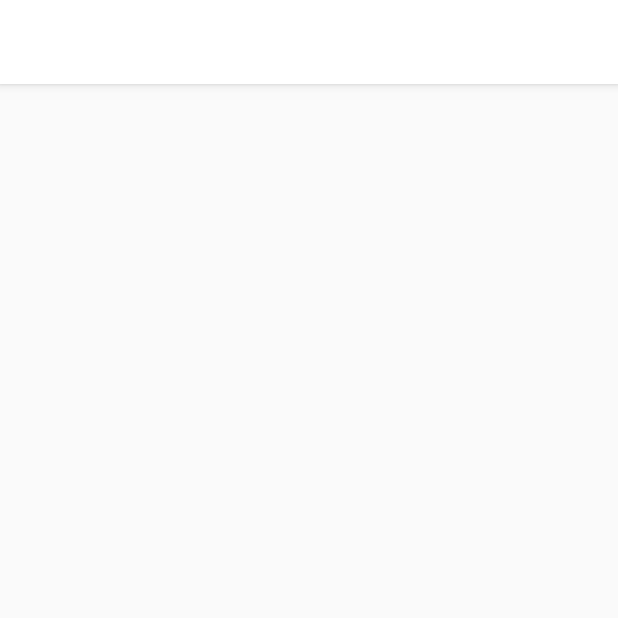
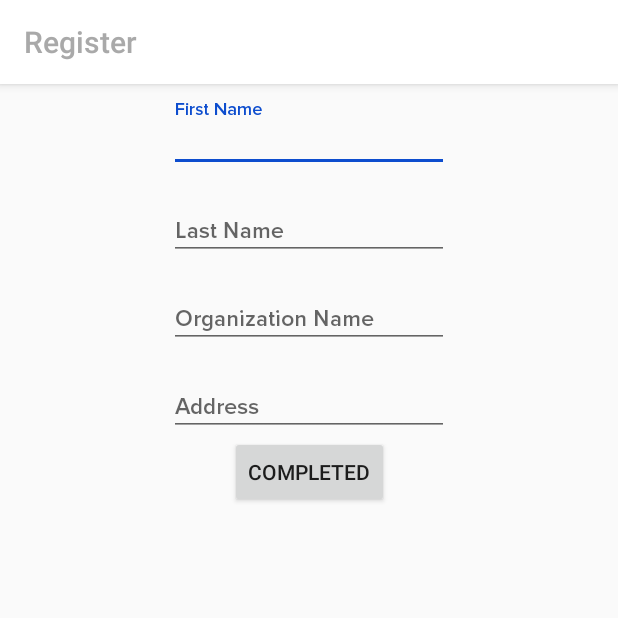
Before and after one commit to tanmay777/RentRide, an Android app: the RegisterActivity screen opened directly, with no data from a screen before it, on a phone screen of 412 x 824 dp, the top half of it. Run offline under Robolectric (Android 15) with nearby library versions, the light colour scheme and no system bars; our stand-ins replace Firebase (no records; nobody signed in at launch, a user with empty details on screens opened directly).

Commit message:
User Registration Completed

```diff
--- a/app/src/main/java/com/example/tanmay/rentbaazvehicleadministration/Entity/Login/LoginActivity.kt
+++ b/app/src/main/java/com/example/tanmay/rentbaazvehicleadministration/Entity/Login/LoginActivity.kt
@@ -13,6 +13,7 @@ import android.text.TextUtils
 import android.util.Log
 import android.widget.Toast
 import com.example.tanmay.rentbaazvehicleadministration.Entity.Home.HomeActivity
+import com.example.tanmay.rentbaazvehicleadministration.Entity.Register.RegisterActivity
 import com.example.tanmay.rentbaazvehicleadministration.R
 import com.firebase.ui.auth.AuthUI
 import com.firebase.ui.auth.ErrorCodes
@@ -147,7 +148,9 @@ class LoginActivity : AppCompatActivity() {
                         // Sign in success, update UI with the signed-in user's information
                         showSnackbar("Sign in with Credentials: successful")
                         val user = task.result.user
-                        startActivity(Intent(this, HomeActivity::class.java))
+                        var intent:Intent=Intent(this, RegisterActivity::class.java)
+                        intent.putExtra("phone_number",login_phone_number.text.toString())
+                        startActivity(intent)
                     } else {
                         // Sign in failed, display a message and update the UI
                         showSnackbar("Sign in with Credentials: failed")
--- a/app/src/main/java/com/example/tanmay/rentbaazvehicleadministration/Entity/Register/RegisterActivity.kt
+++ b/app/src/main/java/com/example/tanmay/rentbaazvehicleadministration/Entity/Register/RegisterActivity.kt
@@ -1,12 +1,44 @@
 package com.example.tanmay.rentbaazvehicleadministration.Entity.Register
 
+import android.content.Intent
 import android.support.v7.app.AppCompatActivity
 import android.os.Bundle
+import android.text.Html
+import android.widget.Toast
+import com.example.tanmay.rentbaazvehicleadministration.Entity.Home.HomeActivity
+import com.example.tanmay.rentbaazvehicleadministration.R
+import kotlinx.android.synthetic.main.activity_register.*
+import com.example.tanmay.rentbaazvehicleadministration.Entity.Register.User
+import com.google.firebase.firestore.CollectionReference
+import com.google.firebase.firestore.DocumentReference
+import com.google.firebase.firestore.FirebaseFirestore
 
 class RegisterActivity : AppCompatActivity() {
+
+    lateinit var userDocumentReference: CollectionReference
 
     override fun onCreate(savedInstanceState: Bundle?) {
         super.onCreate(savedInstanceState)
         setContentView(R.layout.activity_register)
+        supportActionBar!!.title= Html.fromHtml("<font color=\"#a9a9a9\">Register</font>")
+        userDocumentReference = FirebaseFirestore.getInstance().collection("users")
+    }
+
+    override fun onStart() {
+        super.onStart()
+        completed_button.setOnClickListener {
+            val user = User(first_name.text.toString(), last_name.text.toString(), intent.getStringExtra("phone_number"), organization_name.text.toString(), address.text.toString())
+            try {
+                userDocumentReference.document(intent.getStringExtra("phone_number")).set(user).addOnSuccessListener {
+                    void:Void?->Toast.makeText(this, "Successfully uploaded to the database", Toast.LENGTH_SHORT).show()
+                    startActivity(Intent(this,HomeActivity::class.java))
+                }.addOnFailureListener { exception: java.lang.Exception ->
+                    Toast.makeText(this, exception.toString(), Toast.LENGTH_SHORT).show()
+                }
+            } catch (e: Exception) {
+                Toast.makeText(this, e.toString(), Toast.LENGTH_SHORT).show()
+            }
+
+        }
     }
 }
--- /dev/null
+++ b/app/src/main/java/com/example/tanmay/rentbaazvehicleadministration/Entity/Register/User.kt
@@ -0,0 +1,3 @@
+package com.example.tanmay.rentbaazvehicleadministration.Entity.Register
+
+data class User(val first_name:String,val last_name:String,val phone_number:String,val organization:String,val address:String)
--- a/app/src/main/res/layout/activity_register.xml
+++ b/app/src/main/res/layout/activity_register.xml
@@ -6,4 +6,89 @@
     android:layout_height="match_parent"
     tools:context=".Entity.Register.RegisterActivity">
 
+    <android.support.design.widget.TextInputLayout
+        android:id="@+id/layout_first_name"
+        android:layout_width="wrap_content"
+        android:layout_height="wrap_content"
+        android:layout_margin="10dp"
+        app:layout_constraintStart_toStartOf="parent"
+        app:layout_constraintEnd_toEndOf="parent"
+        app:layout_constraintTop_toTopOf="parent">
+
+        <android.support.design.widget.TextInputEditText
+            android:layout_width="match_parent"
+            android:ems="10"
+            android:layout_height="wrap_content"
+            android:fontFamily="@font/proxima_nova_semibold"
+            android:hint="First Name"
+            android:id="@+id/first_name"
+            android:textSize="15sp" />
+    </android.support.design.widget.TextInputLayout>
+
+    <android.support.design.widget.TextInputLayout
+        android:id="@+id/layout_last_name"
+        android:layout_width="wrap_content"
+        android:layout_height="wrap_content"
+        android:layout_margin="10dp"
+        app:layout_constraintStart_toStartOf="parent"
+        app:layout_constraintEnd_toEndOf="parent"
+        app:layout_constraintTop_toBottomOf="@id/layout_first_name">
+
+        <android.support.design.widget.TextInputEditText
+            android:layout_width="match_parent"
+            android:ems="10"
+            android:layout_height="wrap_content"
+            android:fontFamily="@font/proxima_nova_semibold"
+            android:hint="Last Name"
+            android:id="@+id/last_name"
+            android:textSize="15sp" />
+    </android.support.design.widget.TextInputLayout>
+
+    <android.support.design.widget.TextInputLayout
+        android:id="@+id/layout_organization_name"
+        android:layout_width="wrap_content"
+        android:layout_height="wrap_content"
+        android:layout_margin="10dp"
+        app:layout_constraintStart_toStartOf="parent"
+        app:layout_constraintEnd_toEndOf="parent"
+        app:layout_constraintTop_toBottomOf="@id/layout_last_name">
+
+        <android.support.design.widget.TextInputEditText
+            android:layout_width="match_parent"
+            android:ems="10"
+            android:layout_height="wrap_content"
+            android:fontFamily="@font/proxima_nova_semibold"
+            android:hint="Organization Name"
+            android:id="@+id/organization_name"
+            android:textSize="15sp" />
+    </android.support.design.widget.TextInputLayout>
+
+    <android.support.design.widget.TextInputLayout
+        android:id="@+id/layout_address"
+        android:layout_width="wrap_content"
+        android:layout_height="wrap_content"
+        android:layout_margin="10dp"
+        app:layout_constraintStart_toStartOf="parent"
+        app:layout_constraintEnd_toEndOf="parent"
+        app:layout_constraintTop_toBottomOf="@id/layout_organization_name">
+
+        <android.support.design.widget.TextInputEditText
+            android:layout_width="match_parent"
+            android:ems="10"
+            android:layout_height="wrap_content"
+            android:fontFamily="@font/proxima_nova_semibold"
+            android:hint="Address"
+            android:id="@+id/address"
+            android:textSize="15sp" />
+    </android.support.design.widget.TextInputLayout>
+
+    <Button
+        android:layout_width="wrap_content"
+        android:layout_height="wrap_content"
+        android:text="Completed"
+        android:id="@+id/completed_button"
+        app:layout_constraintTop_toBottomOf="@id/layout_address"
+        app:layout_constraintStart_toStartOf="parent"
+        app:layout_constraintEnd_toEndOf="parent"
+        />
 </android.support.constraint.ConstraintLayout>
```
